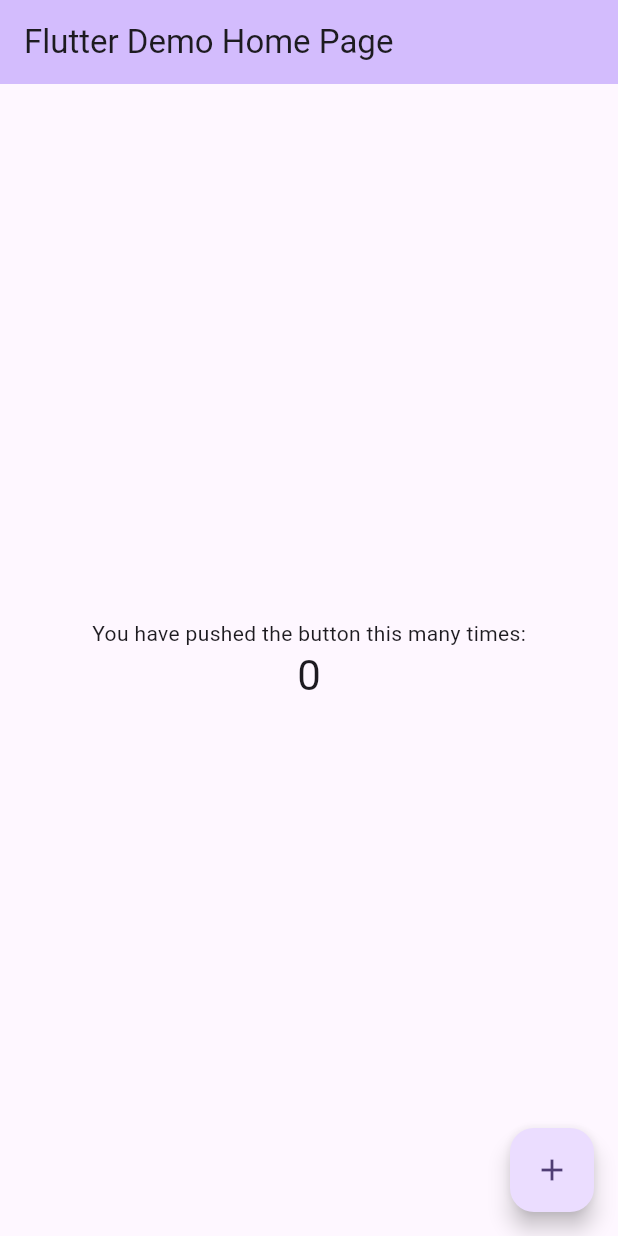
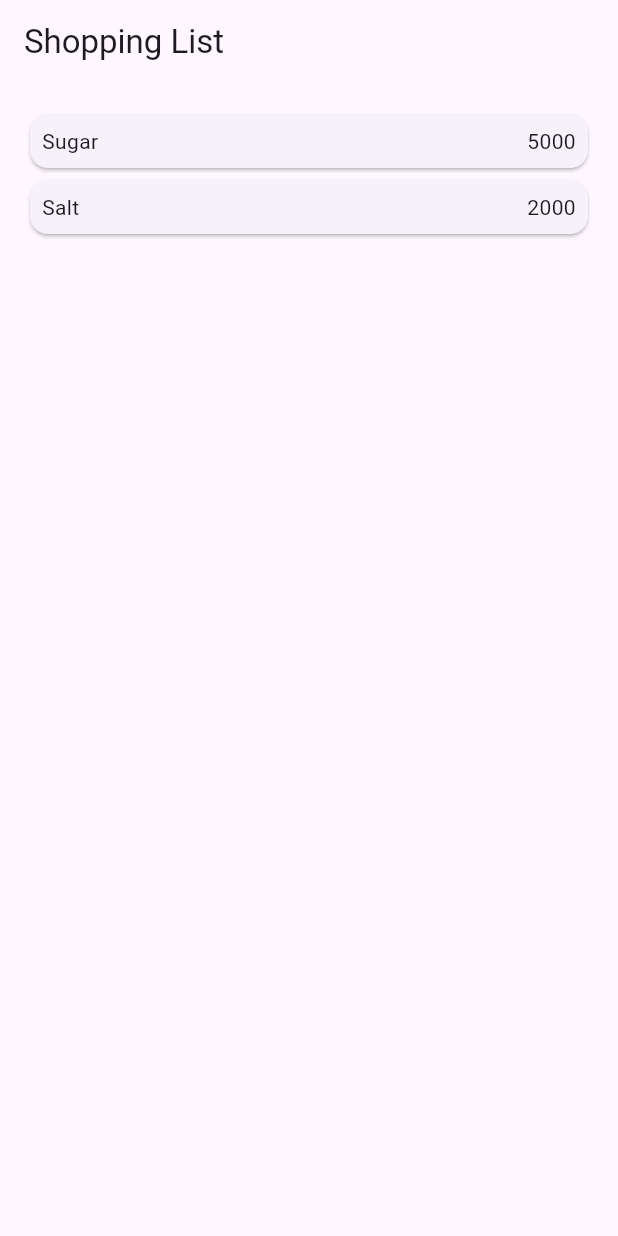
Before and after one commit to daffayudisaa/layout_flutter, a Flutter app: the screen it shows after launch, on a phone screen of 412 x 824 dp. Run offline on Flutter 3.47's test engine with Material 3 defaults, Android fonts, the phone set to English and light mode, and no system bars.

Commit message:
feat: Praktikum 5 - Membangun Navigasi di Flutter

```diff
--- a/belanja/lib/main.dart
+++ b/belanja/lib/main.dart
@@ -1,7 +1,15 @@
+import 'package:belanja/pages/home_page.dart';
+import 'package:belanja/pages/item_page.dart';
 import 'package:flutter/material.dart';
 
 void main() {
-  runApp(const MyApp());
+  runApp(MaterialApp(
+    initialRoute: '/',
+    routes: {
+      '/': (context) => HomePage(),
+      '/item': (context) => ItemPage(),
+    },
+  ));
 }
 
 class MyApp extends StatelessWidget {
@@ -11,115 +19,7 @@ class MyApp extends StatelessWidget {
   @override
   Widget build(BuildContext context) {
     return MaterialApp(
-      title: 'Flutter Demo',
-      theme: ThemeData(
-        // This is the theme of your application.
-        //
-        // TRY THIS: Try running your application with "flutter run". You'll see
-        // the application has a purple toolbar. Then, without quitting the app,
-        // try changing the seedColor in the colorScheme below to Colors.green
-        // and then invoke "hot reload" (save your changes or press the "hot
-        // reload" button in a Flutter-supported IDE, or press "r" if you used
-        // the command line to start the app).
-        //
-        // Notice that the counter didn't reset back to zero; the application
-        // state is not lost during the reload. To reset the state, use hot
-        // restart instead.
-        //
-        // This works for code too, not just values: Most code changes can be
-        // tested with just a hot reload.
-        colorScheme: ColorScheme.fromSeed(seedColor: Colors.deepPurple),
-        useMaterial3: true,
-      ),
-      home: const MyHomePage(title: 'Flutter Demo Home Page'),
+      home: HomePage(),
     );
   }
 }
-
-class MyHomePage extends StatefulWidget {
-  const MyHomePage({super.key, required this.title});
-
-  // This widget is the home page of your application. It is stateful, meaning
-  // that it has a State object (defined below) that contains fields that affect
-  // how it looks.
-
-  // This class is the configuration for the state. It holds the values (in this
-  // case the title) provided by the parent (in this case the App widget) and
-  // used by the build method of the State. Fields in a Widget subclass are
-  // always marked "final".
-
-  final String title;
-
-  @override
-  State<MyHomePage> createState() => _MyHomePageState();
-}
-
-class _MyHomePageState extends State<MyHomePage> {
-  int _counter = 0;
-
-  void _incrementCounter() {
-    setState(() {
-      // This call to setState tells the Flutter framework that something has
-      // changed in this State, which causes it to rerun the build method below
-      // so that the display can reflect the updated values. If we changed
-      // _counter without calling setState(), then the build method would not be
-      // called again, and so nothing would appear to happen.
-      _counter++;
-    });
-  }
-
-  @override
-  Widget build(BuildContext context) {
-    // This method is rerun every time setState is called, for instance as done
-    // by the _incrementCounter method above.
-    //
-    // The Flutter framework has been optimized to make rerunning build methods
-    // fast, so that you can just rebuild anything that needs updating rather
-    // than having to individually change instances of widgets.
-    return Scaffold(
-      appBar: AppBar(
-        // TRY THIS: Try changing the color here to a specific color (to
-        // Colors.amber, perhaps?) and trigger a hot reload to see the AppBar
-        // change color while the other colors stay the same.
-        backgroundColor: Theme.of(context).colorScheme.inversePrimary,
-        // Here we take the value from the MyHomePage object that was created by
-        // the App.build method, and use it to set our appbar title.
-        title: Text(widget.title),
-      ),
-      body: Center(
-        // Center is a layout widget. It takes a single child and positions it
-        // in the middle of the parent.
-        child: Column(
-          // Column is also a layout widget. It takes a list of children and
-          // arranges them vertically. By default, it sizes itself to fit its
-          // children horizontally, and tries to be as tall as its parent.
-          //
-          // Column has various properties to control how it sizes itself and
-          // how it positions its children. Here we use mainAxisAlignment to
-          // center the children vertically; the main axis here is the vertical
-          // axis because Columns are vertical (the cross axis would be
-          // horizontal).
-          //
-          // TRY THIS: Invoke "debug painting" (choose the "Toggle Debug Paint"
-          // action in the IDE, or press "p" in the console), to see the
-          // wireframe for each widget.
-          mainAxisAlignment: MainAxisAlignment.center,
-          children: <Widget>[
-            const Text(
-              'You have pushed the button this many times:',
-            ),
-            Text(
-              '$_counter',
-              style: Theme.of(context).textTheme.headlineMedium,
-            ),
-          ],
-        ),
-      ),
-      floatingActionButton: FloatingActionButton(
-        onPressed: _incrementCounter,
-        tooltip: 'Increment',
-        child: const Icon(Icons.add),
-      ), // This trailing comma makes auto-formatting nicer for build methods.
-    );
-  }
-}
--- /dev/null
+++ b/belanja/lib/models/item.dart
@@ -0,0 +1,6 @@
+class Item {
+  String name;
+  int price;
+
+  Item({required this.name, required this.price});
+}
--- /dev/null
+++ b/belanja/lib/pages/home_page.dart
@@ -0,0 +1,49 @@
+import 'package:belanja/models/item.dart';
+import 'package:flutter/material.dart';
+
+class HomePage extends StatelessWidget {
+  final List<Item> items = [
+    Item(name: 'Sugar', price: 5000),
+    Item(name: 'Salt', price: 2000),
+  ];
+
+  @override
+  Widget build(BuildContext context) {
+    return Scaffold(
+      appBar: AppBar(
+        title: Text('Shopping List'),
+      ),
+      body: Container(
+        margin: EdgeInsets.all(8),
+        child: ListView.builder(
+          padding: EdgeInsets.all(8),
+          itemCount: items.length,
+          itemBuilder: (context, index) {
+            final item = items[index];
+            return InkWell(
+              onTap: () {
+                Navigator.pushNamed(context, '/item');
+              },
+              child: Card(
+                child: Container(
+                  margin: EdgeInsets.all(8),
+                  child: Row(
+                    children: [
+                      Expanded(child: Text(item.name)),
+                      Expanded(
+                        child: Text(
+                          item.price.toString(),
+                          textAlign: TextAlign.end,
+                        ),
+                      ),
+                    ],
+                  ),
+                ),
+              ),
+            );
+          },
+        ),
+      ),
+    );
+  }
+}
--- /dev/null
+++ b/belanja/lib/pages/item_page.dart
@@ -0,0 +1,15 @@
+import 'package:flutter/material.dart';
+
+class ItemPage extends StatelessWidget {
+  @override
+  Widget build(BuildContext context) {
+    return Scaffold(
+      appBar: AppBar(
+        title: Text('Item Details'),
+      ),
+      body: Center(
+        child: Text('This is the item details page'),
+      ),
+    );
+  }
+}
```
Also changed, not shown: belanja/images/Praktikum5/Langkah-1.png (added), belanja/images/Praktikum5/Langkah-2(1).png (added), belanja/images/Praktikum5/Langkah-2(2).png (added), belanja/images/Praktikum5/Langkah-3.png (added), belanja/images/Praktikum5/Langkah-4.png (added), belanja/images/Praktikum5/Langkah-5.png (added), belanja/images/Praktikum5/Langkah-6.png (added), belanja/images/Praktikum5/Langkah-7.png (added), 2 other files.
